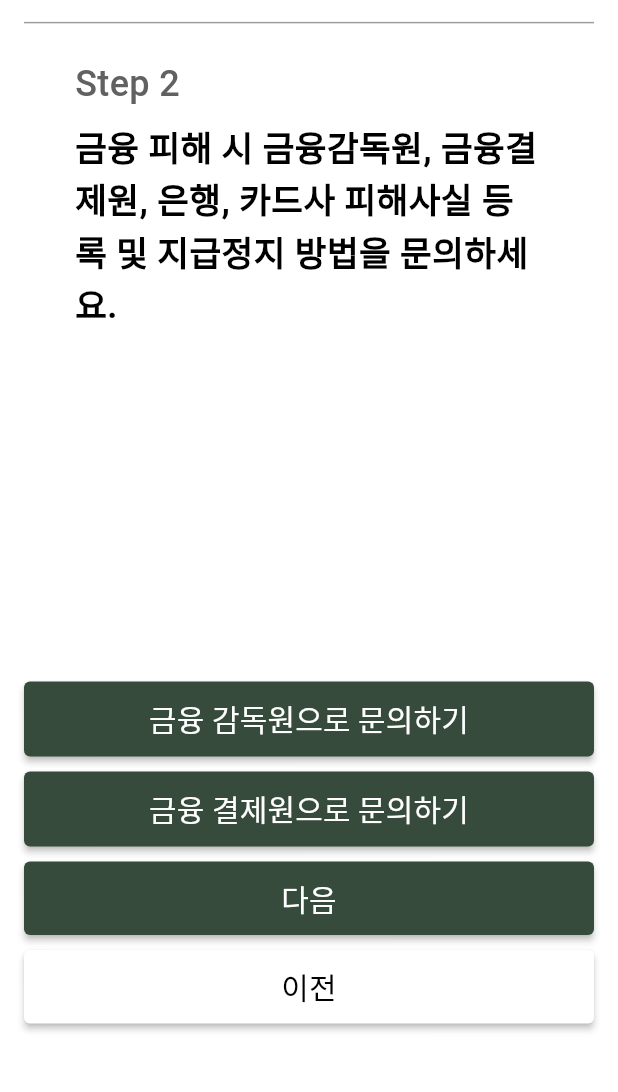
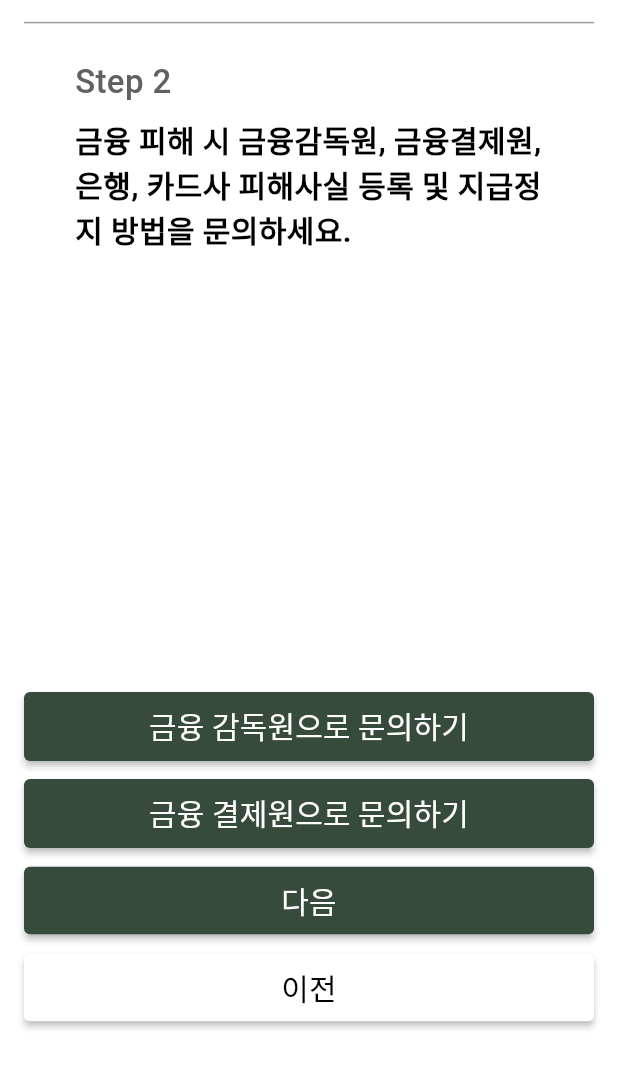
Before and after one commit to Q-Block/Q-Block-FE, a Flutter app: the GuideScreen2 screen opened directly, on a phone screen of 412 x 824 dp, the part 89-1181 px from its top. Run offline on Flutter 3.47's test engine with Material 3 defaults, Android fonts, the phone set to English and light mode, and no system bars; our stand-ins replace image_picker; missing offline and left inert: flutter_naver_map.

```diff
--- a/lib/features/home/presentation/home_screen.dart
+++ b/lib/features/home/presentation/home_screen.dart
@@ -68,7 +68,7 @@ class _HomeScreenState extends State<HomeScreen> {
           Padding(
             padding: const EdgeInsets.symmetric(horizontal: 16.0),
             child: SizedBox(
-              height: 350.0, // 여기를 조정하여 지도 크기를 설정합니다.
+              height: 300.0, // 여기를 조정하여 지도 크기를 설정합니다.
               child: Container(
                 child: NaverMap(
                   options: NaverMapViewOptions(
@@ -96,7 +96,7 @@ class _HomeScreenState extends State<HomeScreen> {
                       child: Text(
                         '큐싱 다발 지역 Top 3 🔥',
                         style: TextStyle(
-                          fontSize: 23,
+                          fontSize: 20,
                           fontWeight: FontWeight.bold,
                           color: Colors.black,
                         ),
--- a/lib/widgets/common_content.dart
+++ b/lib/widgets/common_content.dart
@@ -23,7 +23,7 @@ class CommonContent extends StatelessWidget {
           Text(
             'Step $stepNumber', // 숫자를 "Step {숫자}" 형태로 변환
             style: TextStyle(
-              fontSize: 24,
+              fontSize: 22,
               fontWeight: FontWeight.w500,
               color: Colors.grey[700],
             ),
@@ -33,7 +33,7 @@ class CommonContent extends StatelessWidget {
           Text(
             title,
             style: TextStyle(
-              fontSize: 23,
+              fontSize: 20,
               fontWeight: FontWeight.bold,
               color: Colors.black,
             ),
@@ -45,7 +45,7 @@ class CommonContent extends StatelessWidget {
               child: Text(
                 subTitle!,
                 style: TextStyle(
-                  fontSize: 18,
+                  fontSize: 15,
                   fontWeight: FontWeight.w400,
                   color: Colors.grey[600],
                 ),
--- a/lib/widgets/textbutton.dart
+++ b/lib/widgets/textbutton.dart
@@ -14,10 +14,10 @@ class CustomTextButton extends StatelessWidget {
     required this.label,
     required this.onPressed,
     this.backgroundColor = const Color(0xFFFFFFFF),
-    this.pressedBackgroundColor = const Color(0xFF364B3B),
+    this.pressedBackgroundColor = const Color(0x3AB458),
     this.textColor = Colors.black,
     this.pressedTextColor = Colors.white,
-    this.fontSize = 22,
+    this.fontSize = 18,
   }) : super(key: key);
 
   @override
@@ -46,7 +46,7 @@ class CustomTextButton extends StatelessWidget {
         )),
         shadowColor: MaterialStateProperty.all(Colors.grey.withOpacity(0.8)), // 그림자 색상
         elevation: MaterialStateProperty.all(2), // 그림자 높이
-        padding: MaterialStateProperty.all(EdgeInsets.symmetric(vertical: 10)), // 버튼 안의 텍스트와 가장자리 사이의 여백
+        padding: MaterialStateProperty.all(EdgeInsets.symmetric(vertical: 8)), // 버튼 안의 텍스트와 가장자리 사이의 여백
       ),
       child: Text(
         label,
```
Also changed, not shown: lib/features/report/presentation/guide_screen2.dart (+17 -6 lines), lib/features/report/presentation/guide_screen5.dart (+4 -7 lines), pubspec.lock, 1 other file.
